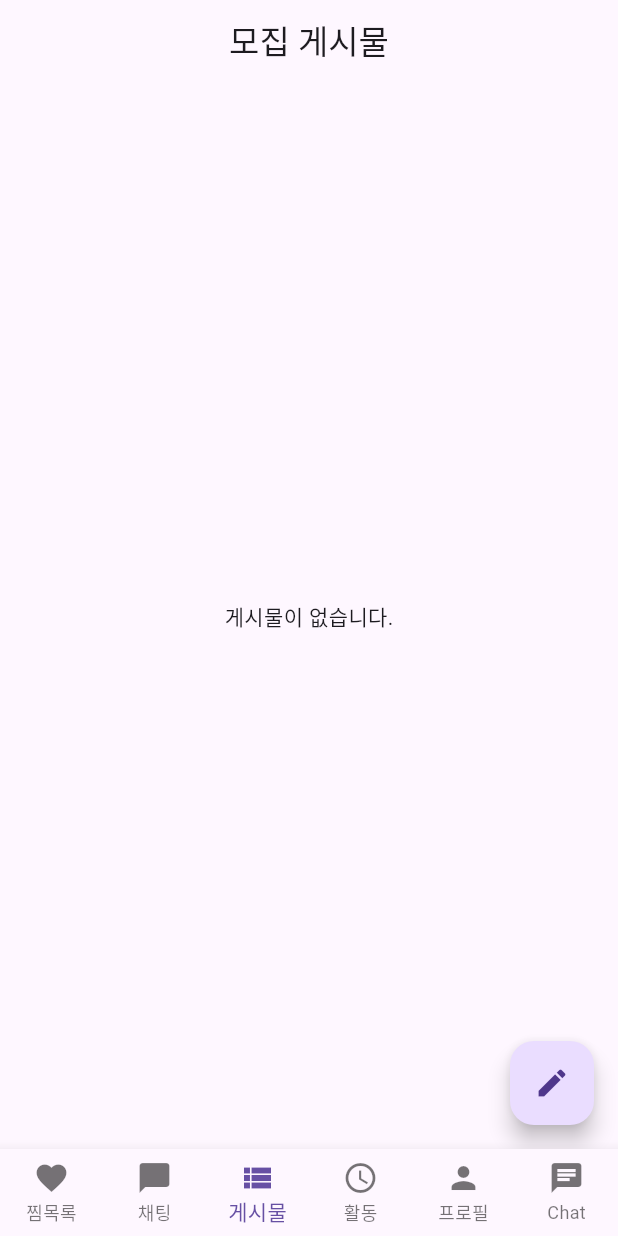
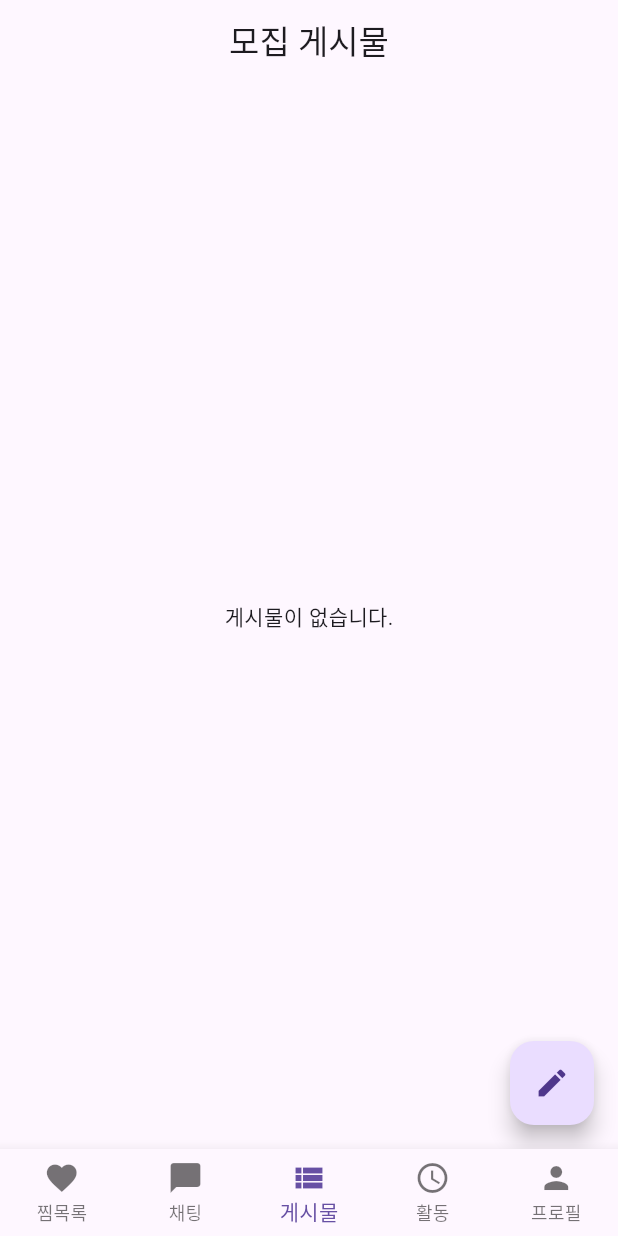
Before and after one commit to Damoyeo/Damoyeo, a Flutter app: the screen it shows once a user with an empty profile is signed in, on a phone screen of 412 x 824 dp. Run offline on Flutter 3.47's test engine with Material 3 defaults, Android fonts, the light colour scheme and no system bars; our stand-ins replace cloud_firestore, firebase_auth, firebase_core, flutter_login, image_picker; accounts and stored records are empty.

Commit message:
fix Chat error while merging

```diff
--- a/lib/tab/tab_page.dart
+++ b/lib/tab/tab_page.dart
@@ -61,10 +61,6 @@ class _TabPageState extends State<TabPage> {
             icon: Icon(Icons.person),
             label: '프로필',
           ),
-          BottomNavigationBarItem(
-            icon: Icon(Icons.chat),
-            label: 'Chat',
-          ),
         ],
       ),
     );
```
